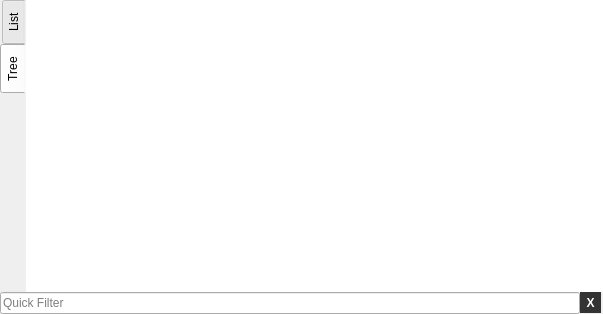
Above: src/widgets/FunctionsWidget.ui from rizinorg/cutter before the change. Below: the same form after it.
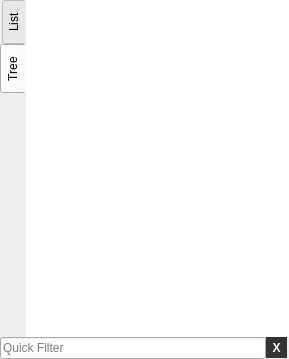
That is the form after the change. The open tabs and pages were chosen to show the change.

Commit message: Basic default layout

```diff
--- a/src/widgets/FunctionsWidget.ui
+++ b/src/widgets/FunctionsWidget.ui
@@ -6,8 +6,8 @@
    <rect>
     <x>0</x>
     <y>0</y>
-    <width>603</width>
-    <height>314</height>
+    <width>289</width>
+    <height>359</height>
    </rect>
   </property>
   <property name="styleSheet">
@@ -17,6 +17,12 @@
    <string notr="true">Functions</string>
   </property>
   <widget class="QWidget" name="dockWidgetContents">
+   <property name="sizePolicy">
+    <sizepolicy hsizetype="Preferred" vsizetype="Preferred">
+     <horstretch>0</horstretch>
+     <verstretch>0</verstretch>
+    </sizepolicy>
+   </property>
    <layout class="QVBoxLayout" name="verticalLayout">
     <property name="spacing">
      <number>0</number>
@@ -35,6 +41,12 @@
     </property>
     <item>
      <widget class="QTabWidget" name="tabWidget">
+      <property name="sizePolicy">
+       <sizepolicy hsizetype="Preferred" vsizetype="Expanding">
+        <horstretch>0</horstretch>
+        <verstretch>0</verstretch>
+       </sizepolicy>
+      </property>
       <property name="styleSheet">
        <string notr="true">QTabWidget::pane { /* The tab widget frame */
 border-top: 0px;
@@ -120,6 +132,12 @@
        </layout>
       </widget>
       <widget class="QWidget" name="tab_2">
+       <property name="sizePolicy">
+        <sizepolicy hsizetype="Preferred" vsizetype="Preferred">
+         <horstretch>0</horstretch>
+         <verstretch>0</verstretch>
+        </sizepolicy>
+       </property>
        <attribute name="title">
         <string>Tree</string>
        </attribute>
@@ -141,6 +159,12 @@
         </property>
         <item>
          <widget class="QTreeView" name="nestedFunctionsTreeView">
+          <property name="sizePolicy">
+           <sizepolicy hsizetype="Preferred" vsizetype="Expanding">
+            <horstretch>0</horstretch>
+            <verstretch>0</verstretch>
+           </sizepolicy>
+          </property>
           <property name="contextMenuPolicy">
            <enum>Qt::CustomContextMenu</enum>
           </property>
@@ -201,6 +225,12 @@
       </property>
       <item>
        <widget class="QLineEdit" name="filterLineEdit">
+        <property name="sizePolicy">
+         <sizepolicy hsizetype="Ignored" vsizetype="Fixed">
+          <horstretch>0</horstretch>
+          <verstretch>0</verstretch>
+         </sizepolicy>
+        </property>
         <property name="placeholderText">
          <string>Quick Filter</string>
         </property>
```
Left out of the diff: 14 changed lines with no effect on the pictures. The commit also changes 2 other files.
